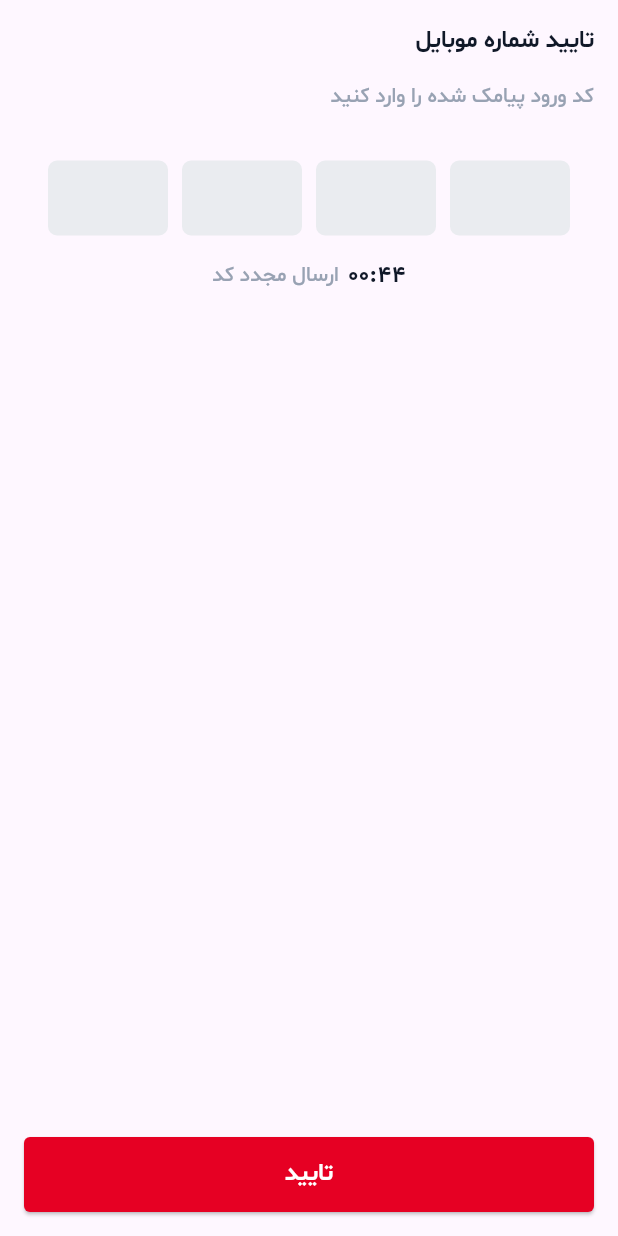
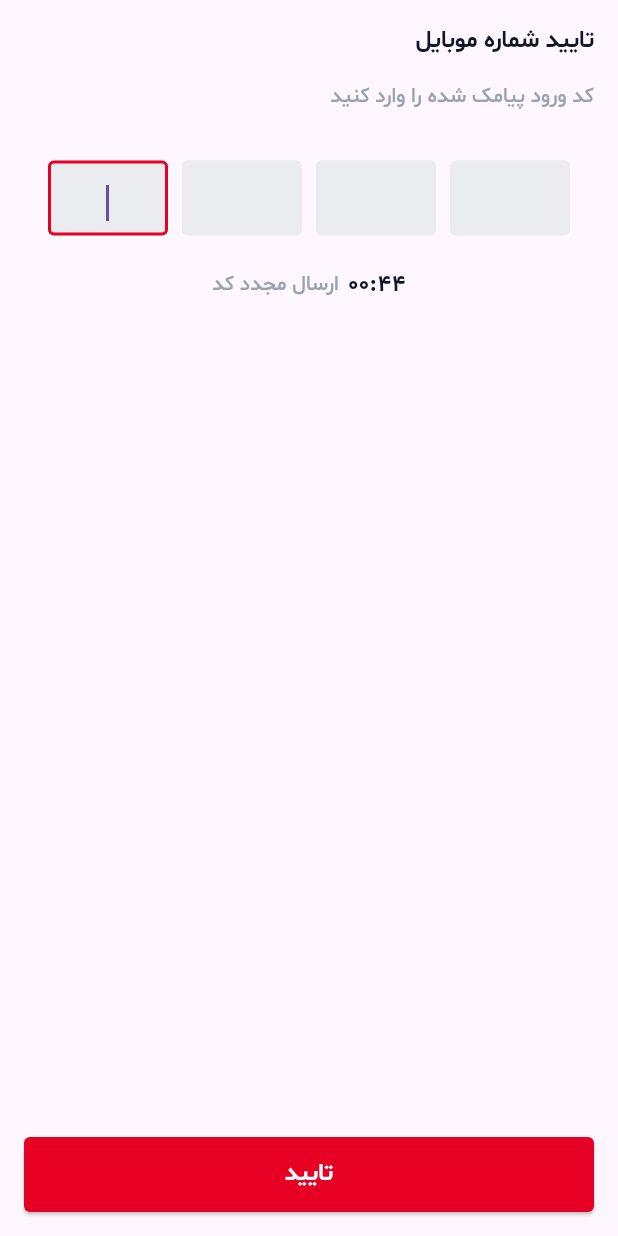
Before and after one commit to samsaie/aviz_application, a Flutter app: the ConfirmScreen screen opened directly, on a phone screen of 412 x 824 dp. Run offline on Flutter 3.47's test engine with Material 3 defaults, Android fonts, the phone set to English and light mode, and no system bars; drawn by our look-alikes of pin_code_fields; our stand-ins replace bloc, cached_network_image, dartz, dio, flutter_bloc, get_it and 1 more.

Commit message:
clean code

```diff
--- a/lib/features/auth/view/confirm_screen.dart
+++ b/lib/features/auth/view/confirm_screen.dart
@@ -2,6 +2,7 @@ import 'dart:async';
 import 'package:flutter/material.dart';
 import '../../../Constants/theme.dart';
 import '../../../widgets/buttons.dart';
+import '../../../widgets/otp.dart';
 import '../../../widgets/pin_code.dart';
 
 class ConfirmScreen extends StatefulWidget {
@@ -62,9 +63,11 @@ class _ConfirmScreenState extends State<ConfirmScreen> {
               const SizedBox(
                 height: 32,
               ),
-              pinCodeBox(context),
-              //  otpForm(context),
-
+              // pinCodeBox(context),
+              otpForm(context),
+              const SizedBox(
+                height: 22,
+              ),
               Row(
                 mainAxisAlignment: MainAxisAlignment.center,
                 children: [
--- a/lib/widgets/hot_promotion_card.dart
+++ b/lib/widgets/hot_promotion_card.dart
@@ -60,12 +60,15 @@ class HotPromotionCard extends StatelessWidget {
             const SizedBox(height: 16),
             SizedBox(
               child: Text(promotion.title,
+                  overflow: TextOverflow.ellipsis,
                   textAlign: TextAlign.right,
                   style: appTheme().textTheme.titleLarge),
             ),
             const SizedBox(height: 8),
             SizedBox(
               child: Text(promotion.description,
+                  overflow: TextOverflow.ellipsis,
+                  maxLines: 2,
                   textAlign: TextAlign.right,
                   style: appTheme().textTheme.bodySmall),
             ),
--- a/lib/widgets/otp.dart
+++ b/lib/widgets/otp.dart
@@ -22,8 +22,18 @@ Widget otpForm(BuildContext context) {
             keyboardType: TextInputType.number,
             maxLength: 1,
             decoration: const InputDecoration(
+              focusedBorder: OutlineInputBorder(
+                borderSide: BorderSide(
+                  color: AppColors.red,
+                  width: 2.0,
+                ),
+              ),
+              enabledBorder: OutlineInputBorder(
+                borderSide: BorderSide(
+                  color: AppColors.backgroundGrey,
+                ),
+              ),
               counterText: '',
-              border: OutlineInputBorder(),
               fillColor: AppColors.backgroundGrey,
               filled: true,
             ),
@@ -45,6 +55,17 @@ Widget otpForm(BuildContext context) {
             keyboardType: TextInputType.number,
             maxLength: 1,
             decoration: const InputDecoration(
+                focusedBorder: OutlineInputBorder(
+                  borderSide: BorderSide(
+                    color: AppColors.red,
+                    width: 2.0,
+                  ),
+                ),
+                enabledBorder: OutlineInputBorder(
+                  borderSide: BorderSide(
+                    color: AppColors.backgroundGrey,
+                  ),
+                ),
                 counterText: '',
                 border: OutlineInputBorder(),
                 fillColor: AppColors.backgroundGrey,
@@ -67,6 +88,17 @@ Widget otpForm(BuildContext context) {
             keyboardType: TextInputType.number,
             maxLength: 1,
             decoration: const InputDecoration(
+                focusedBorder: OutlineInputBorder(
+                  borderSide: BorderSide(
+                    color: AppColors.red,
+                    width: 2.0,
+                  ),
+                ),
+                enabledBorder: OutlineInputBorder(
+                  borderSide: BorderSide(
+                    color: AppColors.backgroundGrey,
+                  ),
+                ),
                 counterText: '',
                 border: OutlineInputBorder(),
                 fillColor: AppColors.backgroundGrey,
@@ -89,6 +121,17 @@ Widget otpForm(BuildContext context) {
             keyboardType: TextInputType.number,
             maxLength: 1,
             decoration: const InputDecoration(
+                focusedBorder: OutlineInputBorder(
+                  borderSide: BorderSide(
+                    color: AppColors.red,
+                    width: 2.0,
+                  ),
+                ),
+                enabledBorder: OutlineInputBorder(
+                  borderSide: BorderSide(
+                    color: AppColors.backgroundGrey,
+                  ),
+                ),
                 counterText: '',
                 border: OutlineInputBorder(),
                 fillColor: AppColors.backgroundGrey,
--- a/lib/widgets/recent_promotion_card.dart
+++ b/lib/widgets/recent_promotion_card.dart
@@ -63,12 +63,15 @@ class RecentPromotionCard extends StatelessWidget {
                 children: [
                   SizedBox(
                     child: Text(promotion.title,
+                        overflow: TextOverflow.ellipsis,
                         textAlign: TextAlign.right,
                         style: appTheme().textTheme.titleLarge),
                   ),
                   const SizedBox(height: 8),
                   SizedBox(
                     child: Text(promotion.description,
+                        overflow: TextOverflow.ellipsis,
+                        maxLines: 2,
                         textAlign: TextAlign.right,
                         style: appTheme().textTheme.bodySmall),
                   ),
```
